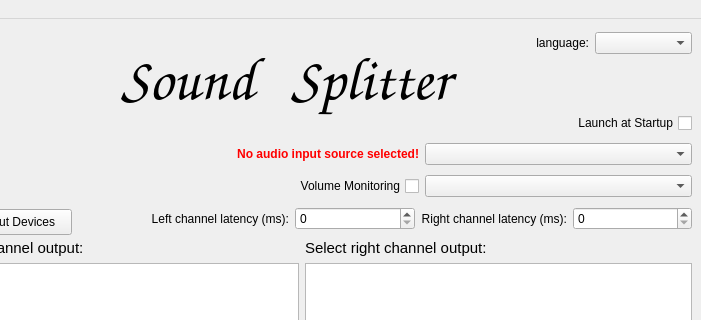
Above: src/SoundSplitter/integration/app/ui/main_window.ui from handsome-Druid/SoundSplitter before the change; both pictures show x 99 to 800 and y 0 to 320 of the 800 by 600 pixel window. Below: the same form after it.
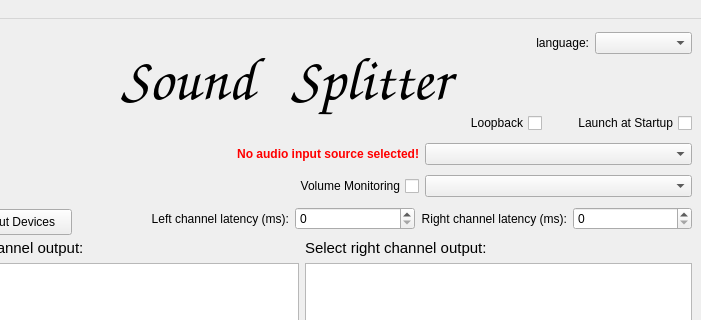
That is the form after the change. Icons and pictures are not drawn. Custom widgets are drawn as their Qt base class.

Commit message: feat: 新增loopback模式用于捕获扬声器输出

Patch:
```diff
--- a/src/SoundSplitter/integration/app/ui/main_window.ui
+++ b/src/SoundSplitter/integration/app/ui/main_window.ui
@@ -145,7 +145,28 @@
     </property>
     <layout class="QVBoxLayout" name="verticalLayout_3">
      <item>
+      <layout class="QHBoxLayout" name="horizontalLayout_11">
+       <property name="spacing">
+        <number>0</number>
+       </property>
+       <item alignment="Qt::AlignmentFlag::AlignLeft">
+        <widget class="QCheckBox" name="loopbackCheckBox">
+         <property name="layoutDirection">
+          <enum>Qt::LayoutDirection::RightToLeft</enum>
+         </property>
+         <property name="text">
+          <string>Loopback</string>
+         </property>
+        </widget>
+       </item>
+       <item>
       <widget class="QCheckBox" name="startupCheckBox">
+         <property name="maximumSize">
+          <size>
+           <width>150</width>
+           <height>16777215</height>
+          </size>
+         </property>
        <property name="layoutDirection">
         <enum>Qt::LayoutDirection::RightToLeft</enum>
        </property>
@@ -154,6 +175,8 @@
        </property>
       </widget>
      </item>
+      </layout>
+     </item>
      <item>
       <layout class="QHBoxLayout" name="horizontalLayout">
        <item>
@@ -178,7 +201,7 @@
         </widget>
        </item>
        <item>
-        <widget class="AudioInputComboBox" name="audioInputComboBox"/>
+        <widget class="QComboBox" name="audioInputComboBox"/>
        </item>
       </layout>
      </item>
@@ -505,11 +528,6 @@
   </action>
  </widget>
  <customwidgets>
-  <customwidget>
-   <class>AudioInputComboBox</class>
-   <extends>QComboBox</extends>
-   <header>SoundSplitter.integration.app.widgets.audio_input_combo_box</header>
-  </customwidget>
   <customwidget>
    <class>AudioOutputComboBox</class>
    <extends>QComboBox</extends>
```
Lines whose indentation alone changed are shown as unchanged. The commit also changes 10 other files.
